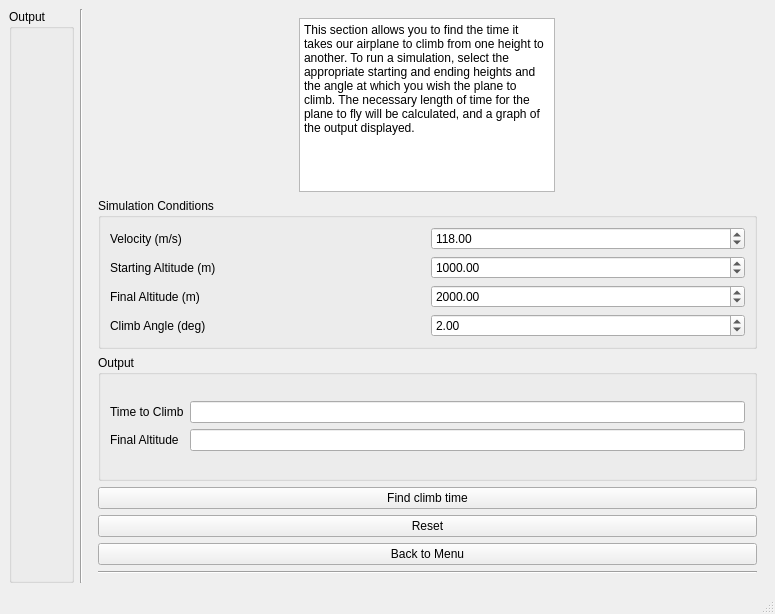
Above: simlib/gui/t_climb_mw.ui from jasper-day/airplane_sim before the change. Below: the same form after it.
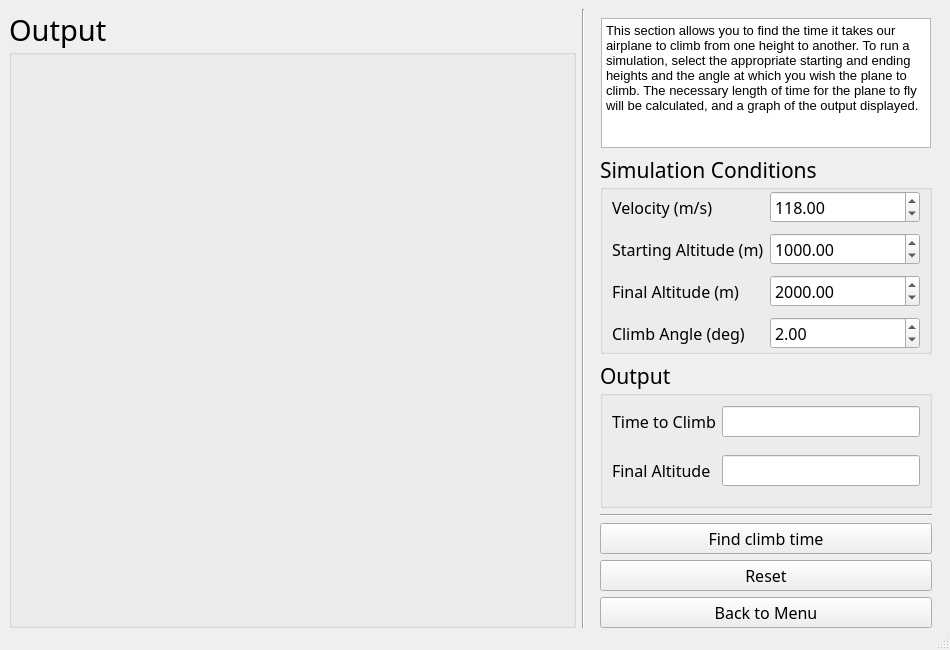
That is the form after the change.

Commit message:
Everything works again :)) Added new shortcuts to Find Climb Time
New list of shortcuts:

[Start Menu]
Start Simulation: Return
Find Climb Time: Ctrl + F
Quit: Esc

[Simulation Window]
Add Trim: Return
Delete Prev: Ctrl + Del
Clear All: Alt + Del
Run Simulation: Shift + Return
Back to Menu: Esc

[Find Climb Time Window]
Find Climb Time: Return
Reset: Ctrl + R
Back to Menu: Esc

What changed in the file:
```diff
--- a/simlib/gui/t_climb_mw.ui
+++ b/simlib/gui/t_climb_mw.ui
@@ -6,8 +6,8 @@
    <rect>
     <x>0</x>
     <y>0</y>
-    <width>775</width>
-    <height>614</height>
+    <width>950</width>
+    <height>650</height>
    </rect>
   </property>
   <property name="windowTitle">
@@ -15,14 +15,51 @@
   </property>
   <widget class="QWidget" name="centralwidget">
    <layout class="QHBoxLayout" name="horizontalLayout">
+    <property name="bottomMargin">
+     <number>0</number>
+    </property>
     <item>
      <widget class="QGroupBox" name="groupBox_2">
+      <property name="font">
+       <font>
+        <family>ISOCP_IV50</family>
+        <pointsize>22</pointsize>
+       </font>
+      </property>
       <property name="title">
        <string>Output</string>
       </property>
       <layout class="QVBoxLayout" name="verticalLayout_2">
+       <property name="spacing">
+        <number>0</number>
+       </property>
+       <property name="leftMargin">
+        <number>0</number>
+       </property>
+       <property name="topMargin">
+        <number>0</number>
+       </property>
+       <property name="rightMargin">
+        <number>0</number>
+       </property>
+       <property name="bottomMargin">
+        <number>0</number>
+       </property>
        <item>
-        <widget class="QWidget" name="graph_output" native="true"/>
+        <widget class="QWidget" name="graph_output" native="true">
+         <property name="minimumSize">
+          <size>
+           <width>500</width>
+           <height>0</height>
+          </size>
+         </property>
+         <property name="font">
+          <font>
+           <family>ISOCP_IV50</family>
+           <pointsize>10</pointsize>
+          </font>
+         </property>
+        </widget>
        </item>
       </layout>
      </widget>
@@ -36,15 +73,36 @@
     </item>
     <item>
      <widget class="QWidget" name="widget" native="true">
+      <property name="maximumSize">
+       <size>
+        <width>350</width>
+        <height>16777215</height>
+       </size>
+      </property>
       <layout class="QVBoxLayout" name="verticalLayout_3">
+       <property name="bottomMargin">
+        <number>0</number>
+       </property>
        <item alignment="Qt::AlignHCenter">
         <widget class="QTextBrowser" name="textBrowser">
+         <property name="minimumSize">
+          <size>
+           <width>330</width>
+           <height>0</height>
+          </size>
+         </property>
          <property name="maximumSize">
           <size>
-           <width>447</width>
-           <height>174</height>
+           <width>450</width>
+           <height>130</height>
           </size>
          </property>
+         <property name="font">
+          <font>
+           <family>SansSerif</family>
+           <pointsize>11</pointsize>
+          </font>
+         </property>
          <property name="html">
           <string>&lt;!DOCTYPE HTML PUBLIC &quot;-//W3C//DTD HTML 4.0//EN&quot; &quot;http://www.w3.org/TR/REC-html40/strict.dtd&quot;&gt;
 &lt;html&gt;&lt;head&gt;&lt;meta name=&quot;qrichtext&quot; content=&quot;1&quot; /&gt;&lt;meta charset=&quot;utf-8&quot; /&gt;&lt;style type=&quot;text/css&quot;&gt;
@@ -52,21 +110,48 @@
 hr { height: 1px; border-width: 0; }
 li.unchecked::marker { content: &quot;\2610&quot;; }
 li.checked::marker { content: &quot;\2612&quot;; }
-&lt;/style&gt;&lt;/head&gt;&lt;body style=&quot; font-family:'Segoe UI'; font-size:9pt; font-weight:400; font-style:normal;&quot;&gt;
-&lt;p style=&quot; margin-top:0px; margin-bottom:0px; margin-left:0px; margin-right:0px; -qt-block-indent:0; text-indent:0px;&quot;&gt;This section allows you to find the time it takes our airplane to climb from one height to another. To run a simulation, select the appropriate starting and ending heights and the angle at which you wish the plane to climb. The necessary length of time for the plane to fly will be calculated, and a graph of the output displayed.&lt;/p&gt;&lt;/body&gt;&lt;/html&gt;</string>
+&lt;/style&gt;&lt;/head&gt;&lt;body style=&quot; font-family:'SansSerif'; font-size:11pt; font-weight:400; font-style:normal;&quot;&gt;
+&lt;p style=&quot; margin-top:0px; margin-bottom:0px; margin-left:0px; margin-right:0px; -qt-block-indent:0; text-indent:0px;&quot;&gt;&lt;span style=&quot; font-family:'Segoe UI'; font-size:10pt;&quot;&gt;This section allows you to find the time it takes our airplane to climb from one height to another. To run a simulation, select the appropriate starting and ending heights and the angle at which you wish the plane to climb. The necessary length of time for the plane to fly will be calculated, and a graph of the output displayed.&lt;/span&gt;&lt;/p&gt;&lt;/body&gt;&lt;/html&gt;</string>
          </property>
         </widget>
        </item>
        <item>
         <widget class="QGroupBox" name="groupBox">
+         <property name="minimumSize">
+          <size>
+           <width>0</width>
+           <height>200</height>
+          </size>
+         </property>
+         <property name="font">
+          <font>
+           <family>ISOCP_IV50</family>
+           <pointsize>16</pointsize>
+          </font>
+         </property>
          <property name="title">
           <string>Simulation Conditions</string>
          </property>
          <layout class="QVBoxLayout" name="verticalLayout">
+          <property name="topMargin">
+           <number>0</number>
+          </property>
+          <property name="bottomMargin">
+           <number>0</number>
+          </property>
           <item>
            <layout class="QGridLayout" name="gridLayout">
+            <property name="verticalSpacing">
+             <number>10</number>
+            </property>
             <item row="0" column="1">
              <widget class="QDoubleSpinBox" name="velocity">
+              <property name="font">
+               <font>
+                <family>ISOCP_IV50</family>
+                <pointsize>12</pointsize>
+               </font>
+              </property>
               <property name="minimum">
                <double>30.000000000000000</double>
               </property>
@@ -83,6 +168,12 @@
             </item>
             <item row="3" column="0">
              <widget class="QLabel" name="label_3">
+              <property name="font">
+               <font>
+                <family>ISOCP_IV50</family>
+                <pointsize>12</pointsize>
+               </font>
+              </property>
               <property name="text">
                <string>Climb Angle (deg)</string>
               </property>
@@ -90,6 +181,12 @@
             </item>
             <item row="2" column="1">
              <widget class="QDoubleSpinBox" name="final_alt">
+              <property name="font">
+               <font>
+                <family>ISOCP_IV50</family>
+                <pointsize>12</pointsize>
+               </font>
+              </property>
               <property name="minimum">
                <double>100.000000000000000</double>
               </property>
@@ -106,6 +203,12 @@
             </item>
             <item row="3" column="1">
              <widget class="QDoubleSpinBox" name="climb_angle">
+              <property name="font">
+               <font>
+                <family>ISOCP_IV50</family>
+                <pointsize>12</pointsize>
+               </font>
+              </property>
               <property name="minimum">
                <double>-30.000000000000000</double>
               </property>
@@ -119,6 +222,12 @@
             </item>
             <item row="0" column="0">
              <widget class="QLabel" name="label">
+              <property name="font">
+               <font>
+                <family>ISOCP_IV50</family>
+                <pointsize>12</pointsize>
+               </font>
+              </property>
               <property name="text">
                <string>Velocity (m/s)</string>
               </property>
@@ -126,6 +235,12 @@
             </item>
             <item row="1" column="0">
              <widget class="QLabel" name="label_2">
+              <property name="font">
+               <font>
+                <family>ISOCP_IV50</family>
+                <pointsize>12</pointsize>
+               </font>
+              </property>
               <property name="text">
                <string>Starting Altitude (m)</string>
               </property>
@@ -133,6 +248,12 @@
             </item>
             <item row="1" column="1">
              <widget class="QDoubleSpinBox" name="starting_alt">
+              <property name="font">
+               <font>
+                <family>ISOCP_IV50</family>
+                <pointsize>12</pointsize>
+               </font>
+              </property>
               <property name="minimum">
                <double>100.000000000000000</double>
               </property>
@@ -149,6 +270,12 @@
             </item>
             <item row="2" column="0">
              <widget class="QLabel" name="label_4">
+              <property name="font">
+               <font>
+                <family>ISOCP_IV50</family>
+                <pointsize>12</pointsize>
+               </font>
+              </property>
               <property name="text">
                <string>Final Altitude (m)</string>
               </property>
@@ -161,14 +288,47 @@
        </item>
        <item>
         <widget class="QGroupBox" name="groupBox_3">
+         <property name="minimumSize">
+          <size>
+           <width>0</width>
+           <height>120</height>
+          </size>
+         </property>
+         <property name="maximumSize">
+          <size>
+           <width>16777215</width>
+           <height>16777215</height>
+          </size>
+         </property>
+         <property name="font">
+          <font>
+           <family>ISOCP_IV50</family>
+           <pointsize>16</pointsize>
+          </font>
+         </property>
          <property name="title">
           <string>Output</string>
          </property>
          <layout class="QVBoxLayout" name="verticalLayout_5">
+          <property name="topMargin">
+           <number>0</number>
+          </property>
+          <property name="bottomMargin">
+           <number>9</number>
+          </property>
           <item>
            <layout class="QGridLayout" name="gridLayout_2">
+            <property name="verticalSpacing">
+             <number>18</number>
+            </property>
             <item row="1" column="0">
              <widget class="QLabel" name="label_6">
+              <property name="font">
+               <font>
+                <family>ISOCP_IV50</family>
+                <pointsize>12</pointsize>
+               </font>
+              </property>
               <property name="text">
                <string>Final Altitude</string>
               </property>
@@ -176,6 +336,12 @@
             </item>
             <item row="0" column="0">
              <widget class="QLabel" name="label_5">
+              <property name="font">
+               <font>
+                <family>ISOCP_IV50</family>
+                <pointsize>12</pointsize>
+               </font>
+              </property>
               <property name="text">
                <string>Time to Climb</string>
               </property>
@@ -183,6 +349,12 @@
             </item>
             <item row="1" column="1">
              <widget class="QLineEdit" name="altitude_output">
+              <property name="font">
+               <font>
+                <family>ISOCP_IV50</family>
+                <pointsize>12</pointsize>
+               </font>
+              </property>
               <property name="readOnly">
                <bool>true</bool>
               </property>
@@ -190,6 +362,12 @@
             </item>
             <item row="0" column="1">
              <widget class="QLineEdit" name="t_climb_output">
+              <property name="font">
+               <font>
+                <family>ISOCP_IV50</family>
+                <pointsize>12</pointsize>
+               </font>
+              </property>
               <property name="readOnly">
                <bool>true</bool>
               </property>
@@ -200,10 +378,26 @@
          </layout>
         </widget>
        </item>
+       <item>
+        <widget class="Line" name="line_2">
+         <property name="orientation">
+          <enum>Qt::Horizontal</enum>
+         </property>
+        </widget>
+       </item>
        <item>
         <layout class="QVBoxLayout" name="verticalLayout_4">
+         <property name="bottomMargin">
+          <number>0</number>
+         </property>
          <item>
           <widget class="QPushButton" name="run_btn">
+           <property name="font">
+            <font>
+             <family>ISOCP_IV50</family>
+             <pointsize>12</pointsize>
+            </font>
+           </property>
            <property name="text">
             <string>Find climb time</string>
            </property>
@@ -211,6 +405,12 @@
          </item>
          <item>
           <widget class="QPushButton" name="reset_btn">
+           <property name="font">
+            <font>
+             <family>ISOCP_IV50</family>
+             <pointsize>12</pointsize>
+            </font>
+           </property>
            <property name="text">
             <string>Reset</string>
            </property>
@@ -220,15 +420,17 @@
        </item>
        <item>
         <widget class="QPushButton" name="return_btn">
+         <property name="font">
+          <font>
+           <family>ISOCP_IV50</family>
+           <pointsize>12</pointsize>
+          </font>
+         </property>
          <property name="text">
           <string>Back to Menu</string>
          </property>
-        </widget>
-       </item>
-       <item>
-        <widget class="Line" name="line_2">
-         <property name="orientation">
-          <enum>Qt::Horizontal</enum>
+         <property name="shortcut">
+          <string>Esc</string>
          </property>
         </widget>
        </item>
```
Left out of the diff: 6 changed lines with no effect on the pictures. The commit also changes 4 other files.
